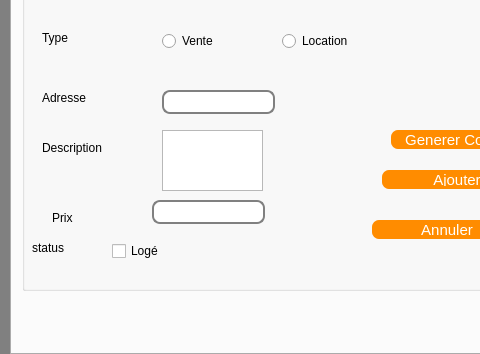
Above: mainwindow.ui from YoussefRais12/Agence-Immobiliere-2A5 before the change; both pictures show x 0 to 480 and y 246 to 600 of the 1113 by 600 pixel window. Below: the same form after it.
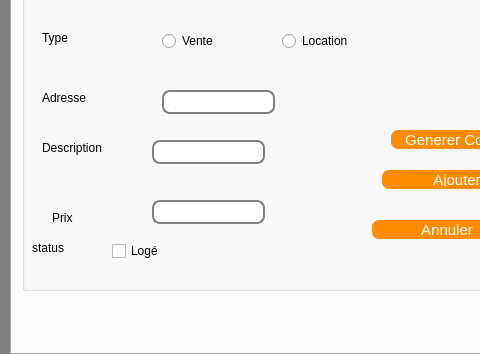
That is the form after the change.

What changed in the file:
```diff
--- a/mainwindow.ui
+++ b/mainwindow.ui
@@ -272,17 +272,7 @@
         <string>Location</string>
        </property>
       </widget>
-      <widget class="QTextBrowser" name="textBrowser">
-       <property name="geometry">
-        <rect>
-         <x>140</x>
-         <y>330</y>
-         <width>101</width>
-         <height>61</height>
-        </rect>
-       </property>
-      </widget>
-      <widget class="QLineEdit" name="lineEdit_5">
+      <widget class="QLineEdit" name="price">
        <property name="geometry">
         <rect>
          <x>130</x>
@@ -344,6 +334,16 @@
         <string>Annuler</string>
        </property>
       </widget>
+      <widget class="QLineEdit" name="description">
+       <property name="geometry">
+        <rect>
+         <x>130</x>
+         <y>340</y>
+         <width>113</width>
+         <height>24</height>
+        </rect>
+       </property>
+      </widget>
      </widget>
     </widget>
     <widget class="QWidget" name="tab_2">
```
Left out of the diff: 12 changed lines with no effect on the pictures.
